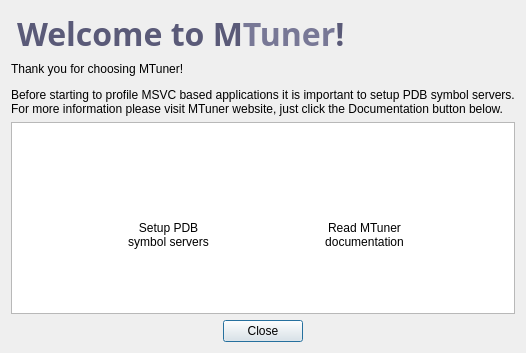
Old version of the form src/welcome.ui in the repository RudjiGames/MTuner.
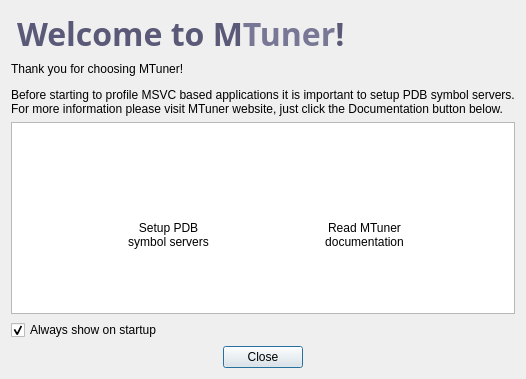
New version of the form. Icons and pictures are not drawn.

Commit message: Added 'Show always' check box to weclome dialog

```diff
--- a/src/welcome.ui
+++ b/src/welcome.ui
@@ -260,6 +260,16 @@
        </item>
       </layout>
      </item>
+     <item>
+      <widget class="QCheckBox" name="checkBox">
+       <property name="text">
+        <string>Always show on startup</string>
+       </property>
+       <property name="checked">
+        <bool>true</bool>
+       </property>
+      </widget>
+     </item>
      <item>
       <layout class="QHBoxLayout" name="horizontalLayout_4">
        <item>
```
The commit also changes 4 other files.
